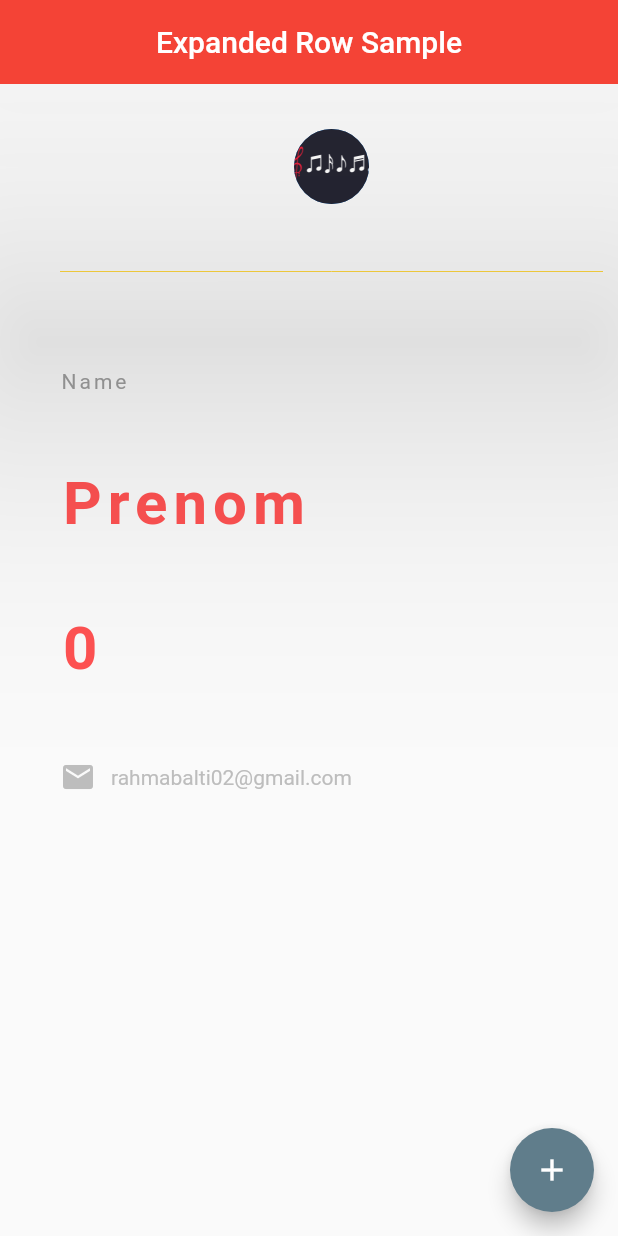
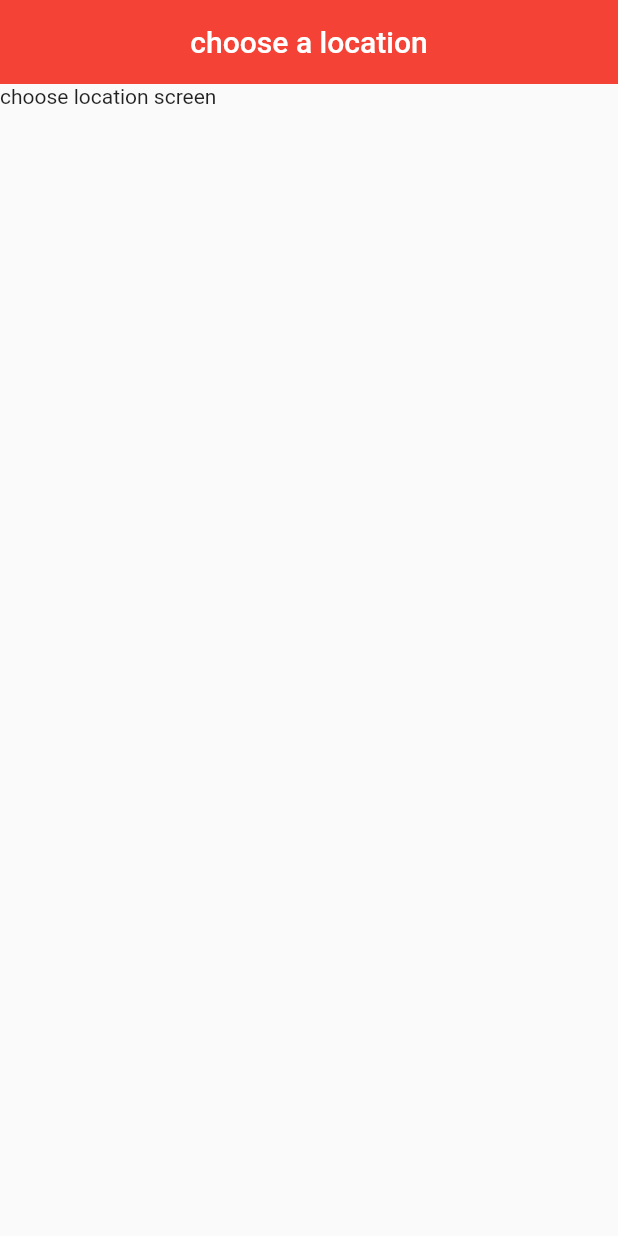
Before and after one commit to rahmabalti/statefulwidget, a Flutter app: the screen it shows after launch, on a phone screen of 412 x 824 dp. Run offline on Flutter 3.47's test engine with Material 2 defaults, Android fonts, the phone set to English and light mode, and no system bars.

```diff
--- a/lib/main.dart
+++ b/lib/main.dart
@@ -33,73 +33,12 @@ class _MyHomePageState extends State<MyHomePage> {
   Widget build(BuildContext context) {
     return Scaffold(
       appBar: AppBar(
-        title: const Text('Expanded Row Sample'),
+        title: const Text('choose a location'),
         backgroundColor: Colors.red,
         centerTitle: true,
-        elevation: 100.0,
+        elevation: 0.0,
       ),
-      floatingActionButton: FloatingActionButton(
-        onPressed: () {
-          setState(() {
-            ninjalevel += 1;
-          });
-        },
-        child: Icon(Icons.add),
-        backgroundColor: Colors.blueGrey,
-      ),
-      body: Padding(
-        padding: EdgeInsets.fromLTRB(40.0, 30.0, 10.0, 20.0),
-        child: Column(crossAxisAlignment: CrossAxisAlignment.start, children: [
-          Center(
-            child: CircleAvatar(
-              backgroundImage: AssetImage('assets/song.png'),
-              radius: 25.0,
-            ),
-          ),
-          Divider(
-            height: 90.0,
-            color: Colors.amberAccent,
-          ),
-          SizedBox(height: 20.0),
-          Text(
-            'Name',
-            style: TextStyle(
-              color: Colors.grey,
-              letterSpacing: 2.0,
-            ),
-          ),
-          SizedBox(height: 50.0),
-          Text('Prenom',
-              style: TextStyle(
-                color: Colors.redAccent,
-                letterSpacing: 4.0,
-                fontSize: 40.0,
-                fontWeight: FontWeight.bold,
-              )),
-          SizedBox(height: 50.0),
-          Text('$ninjalevel',
-              style: TextStyle(
-                color: Colors.redAccent,
-                letterSpacing: 4.0,
-                fontSize: 40.0,
-                fontWeight: FontWeight.bold,
-              )),
-          SizedBox(height: 50.0),
-          Row(children: <Widget>[
-            Icon(
-              Icons.email,
-              color: Colors.grey[400],
-            ),
-            SizedBox(width: 10.0),
-            Text(
-              'rahmabalti02@gmail.com',
-              style: TextStyle(
-                color: Colors.grey[400],
-              ),
-            ),
-          ]),
-        ]),
-      ),
+      body: Text('choose location screen'),
     );
   }
 }
```
